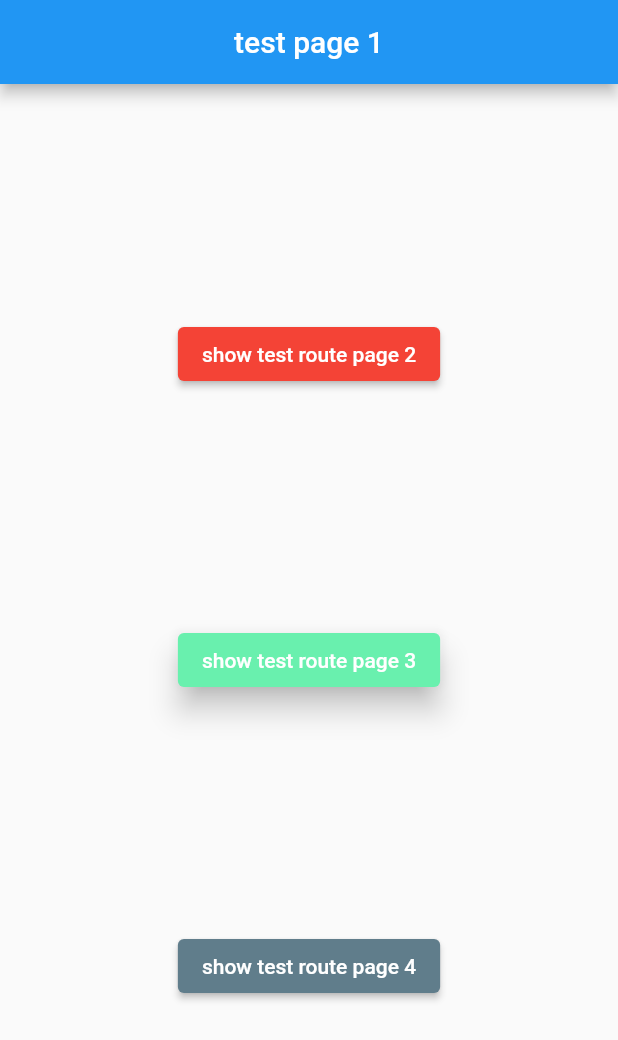
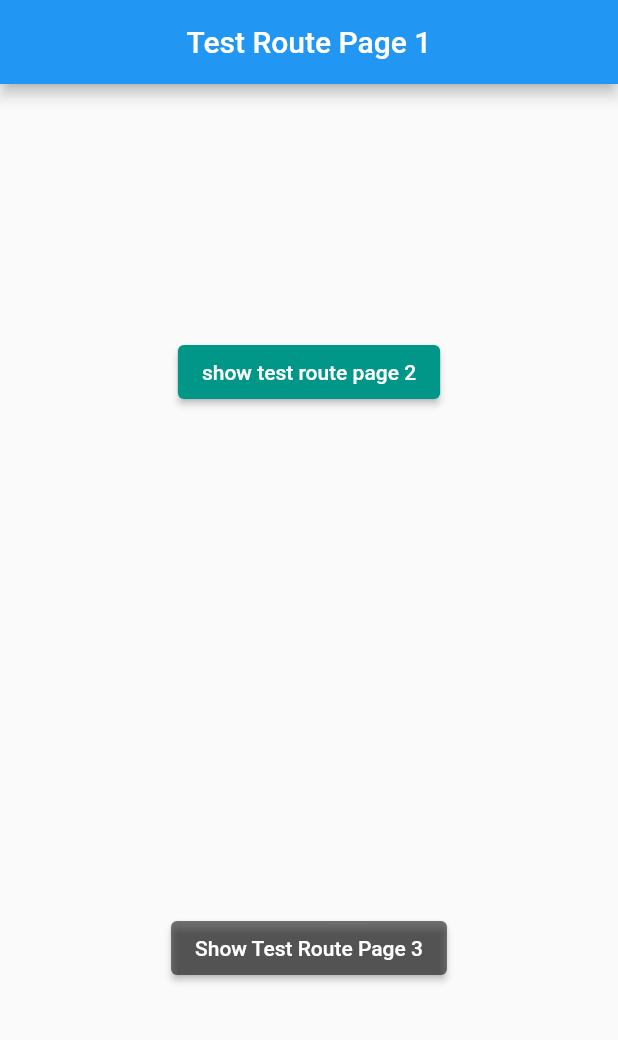
Before and after one commit to yakupc55/flutter_examples, a Flutter app: the screen it shows after launch, after a tap on "show test page1", on a phone screen of 412 x 824 dp. Shown: the top 1040 px of the screen. Run offline on Flutter 3.47's test engine with Material 2 defaults, Android fonts, the phone set to English and light mode, and no system bars; missing offline and left inert: kartal.

Commit message:
changes pratik

```diff
--- a/project002/lib/pro001/widget/test_route_page1.dart
+++ b/project002/lib/pro001/widget/test_route_page1.dart
@@ -8,39 +8,29 @@ class TestRoutePage1 extends StatelessWidget {
     return Scaffold(
       appBar: AppBar(
         centerTitle: true,
-        title: const Text("test page 1"),
+        title: const Text("Test Route Page 1"),
       ),
       body: Center(
         child: Column(
-          mainAxisAlignment: MainAxisAlignment.spaceEvenly,
+          mainAxisAlignment: MainAxisAlignment.spaceAround,
           children: [
             ElevatedButton(
-                style: ButtonStyle(
-                    backgroundColor: MaterialStateProperty.all(Colors.red)),
-                onPressed: () {
-                  Navigator.of(context)
-                      .pushNamedAndRemoveUntil('/test2', (route) => false);
-                },
-                child: const Text("show test route page 2")),
+              onPressed: () {
+                Navigator.of(context)
+                    .pushNamedAndRemoveUntil('/test2', (route) => false);
+              },
+              child: const Text("show test route page 2"),
+              style: ButtonStyle(
+                  backgroundColor: MaterialStateProperty.all(Colors.teal)),
+            ),
             ElevatedButton(
                 onPressed: () {
                   Navigator.of(context)
                       .pushNamedAndRemoveUntil('/test3', (route) => false);
                 },
                 style: ButtonStyle(
-                    elevation: MaterialStateProperty.all(8),
-                    backgroundColor:
-                        MaterialStateProperty.all(Colors.greenAccent)),
-                child: const Text("show test route page 3")),
-            ElevatedButton(
-                onPressed: () {
-                  Navigator.of(context)
-                      .pushNamedAndRemoveUntil('/test4', (route) => false);
-                },
-                style: ButtonStyle(
-                    backgroundColor:
-                        MaterialStateProperty.all(Colors.blueGrey)),
-                child: const Text("show test route page 4"))
+                    backgroundColor: MaterialStateProperty.all(Colors.black54)),
+                child: const Text("Show Test Route Page 3"))
           ],
         ),
       ),
--- a/project002/lib/pro001/widget/test_widget_page1.dart
+++ b/project002/lib/pro001/widget/test_widget_page1.dart
@@ -3,7 +3,6 @@ import 'package:project002/pro001/contants/app_text_contansts.dart';
 import 'package:project002/pro001/widget/test_route_page1.dart';
 import 'package:project002/pro001/widget/test_route_page2.dart';
 import 'package:project002/pro001/widget/test_route_page3.dart';
-import 'package:project002/pro001/widget/test_route_page4.dart';
 
 class TestWidgetPage1 extends StatelessWidget {
   const TestWidgetPage1({Key? key}) : super(key: key);
@@ -16,8 +15,7 @@ class TestWidgetPage1 extends StatelessWidget {
       routes: {
         '/test1': (context) => const TestRoutePage1(),
         '/test2': (context) => const TestRoutePage2(),
-        '/test3': (context) => const TestRoutePage3(),
-        '/test4': (context) => const TestRoutePage4(),
+        '/test3': (context) => const TestRoutePage3()
       },
     );
   }
```
Also changed, not shown: project002/lib/pro001/widget/test_route_page2.dart (+10 -17 lines), project002/lib/pro001/widget/test_route_page3.dart (+15 -7 lines), project002/lib/pro001/widget/test_route_page4.dart (deleted, +0 -10 lines).
